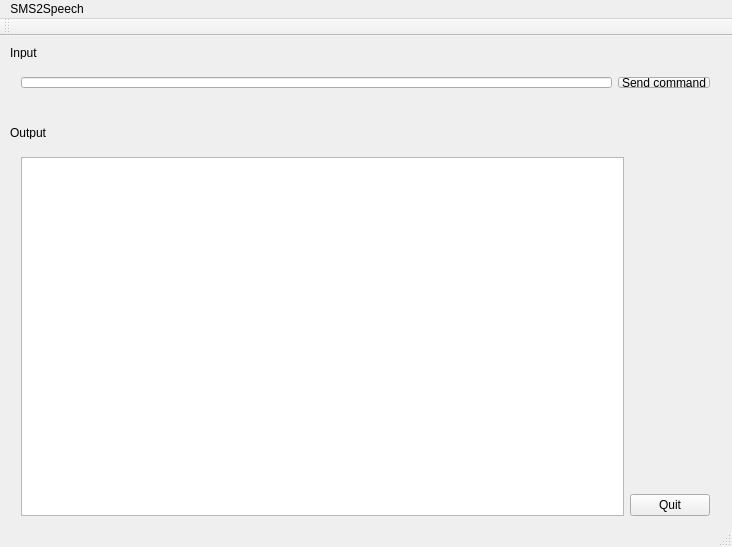
Qt form SMS2Speech/mainwindow.ui (markusk/SMS2Speech) before a commit.
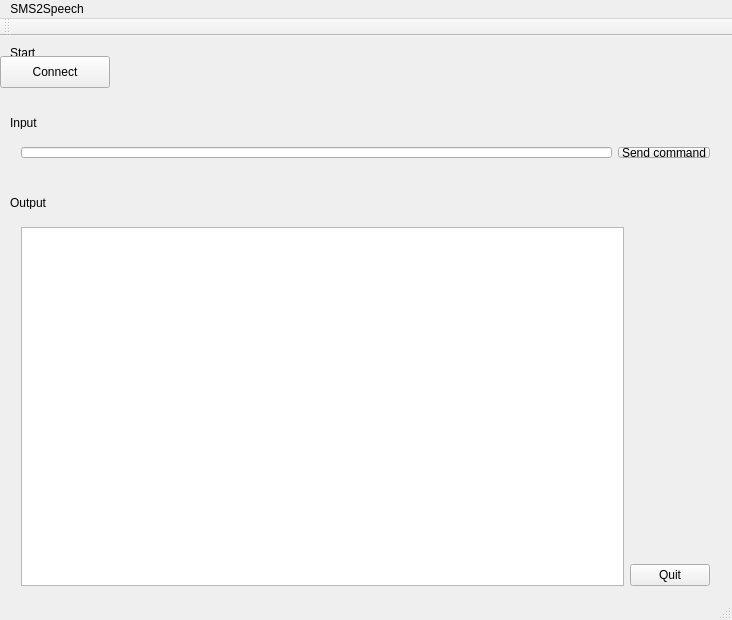
The same form after that commit.

Commit message: Connected message and appendLog, added pushButtonConnect, added serialPort, added serial port opening.

Diff of the .ui file:
```diff
--- a/SMS2Speech/mainwindow.ui
+++ b/SMS2Speech/mainwindow.ui
@@ -7,7 +7,7 @@
     <x>0</x>
     <y>0</y>
     <width>732</width>
-    <height>547</height>
+    <height>620</height>
    </rect>
   </property>
   <property name="windowTitle">
@@ -18,7 +18,7 @@
     <property name="geometry">
      <rect>
       <x>10</x>
-      <y>10</y>
+      <y>80</y>
       <width>56</width>
       <height>13</height>
      </rect>
@@ -31,7 +31,7 @@
     <property name="geometry">
      <rect>
       <x>10</x>
-      <y>90</y>
+      <y>160</y>
       <width>56</width>
       <height>13</height>
      </rect>
@@ -44,7 +44,7 @@
     <property name="geometry">
      <rect>
       <x>10</x>
-      <y>30</y>
+      <y>100</y>
       <width>711</width>
       <height>33</height>
      </rect>
@@ -73,7 +73,7 @@
     <property name="geometry">
      <rect>
       <x>10</x>
-      <y>110</y>
+      <y>180</y>
       <width>711</width>
       <height>381</height>
      </rect>
@@ -111,6 +111,32 @@
      </item>
     </layout>
    </widget>
+   <widget class="QLabel" name="label_3">
+    <property name="geometry">
+     <rect>
+      <x>10</x>
+      <y>10</y>
+      <width>56</width>
+      <height>13</height>
+     </rect>
+    </property>
+    <property name="text">
+     <string>Start</string>
+    </property>
+   </widget>
+   <widget class="QPushButton" name="pushButtonConnect">
+    <property name="geometry">
+     <rect>
+      <x>0</x>
+      <y>20</y>
+      <width>110</width>
+      <height>32</height>
+     </rect>
+    </property>
+    <property name="text">
+     <string>Connect</string>
+    </property>
+   </widget>
   </widget>
   <widget class="QMenuBar" name="menuBar">
    <property name="geometry">
```
The commit also changes 2 other files.
